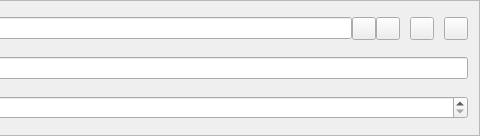
Above: src/qt/forms/sendcoinsentry.ui from dragononcrypto/scashcpp before the change; both pictures show x 249 to 729 and y 0 to 136 of the 729 by 136 pixel window. Below: the same form after it.
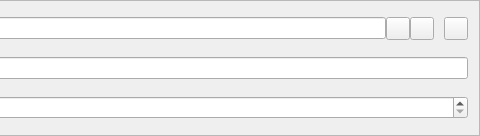
That is the form after the change. Icons and pictures are not drawn. Custom widgets are drawn as their Qt base class.

Patch:
```diff
--- a/src/qt/forms/sendcoinsentry.ui
+++ b/src/qt/forms/sendcoinsentry.ui
@@ -131,36 +131,6 @@
        </property>
       </widget>
      </item>
-     <item>
-      <spacer name="horizontalSpacer_2">
-       <property name="orientation">
-        <enum>Qt::Horizontal</enum>
-       </property>
-       <property name="sizeType">
-        <enum>QSizePolicy::Fixed</enum>
-       </property>
-       <property name="sizeHint" stdset="0">
-        <size>
-         <width>10</width>
-         <height>20</height>
-        </size>
-       </property>
-      </spacer>
-     </item>
-     <item>
-      <widget class="QToolButton" name="messageButton">
-       <property name="toolTip">
-        <string>Show message form.</string>
-       </property>
-       <property name="text">
-        <string/>
-       </property>
-       <property name="icon">
-        <iconset resource="../bitcoin.qrc">
-         <normaloff>:/icons/message</normaloff>:/icons/message</iconset>
-       </property>
-      </widget>
-     </item>
      <item>
       <spacer name="horizontalSpacer">
        <property name="orientation">
```
